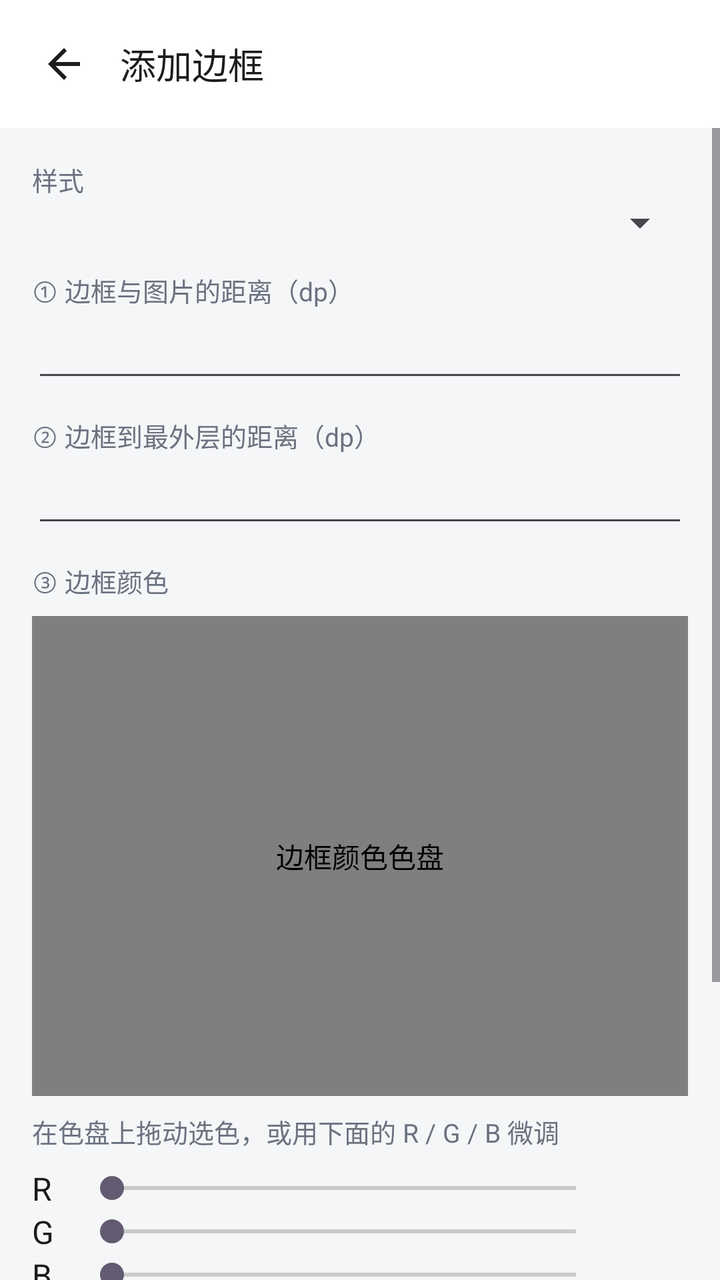
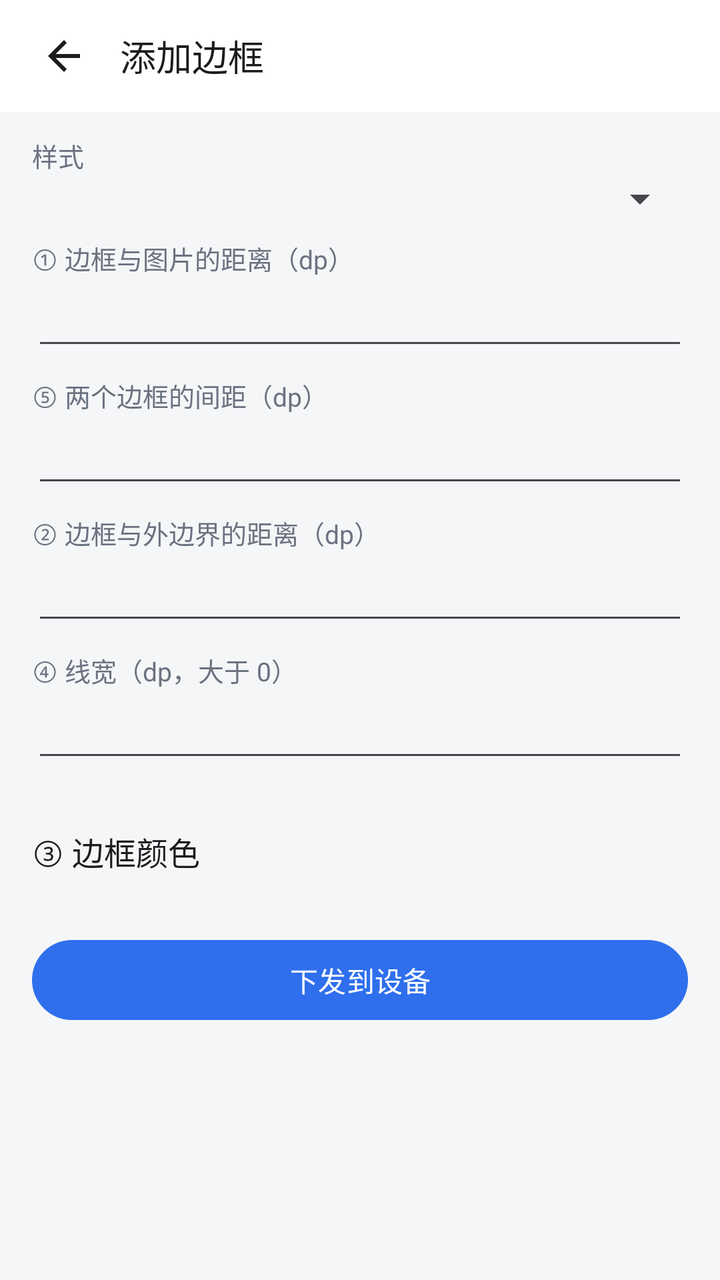

Before-and-after screenshots of an Android layout around one commit, followed by the original layout XML and the change that was made.
<!-- AndroidManifest.xml: application theme Theme.LightShadowArtPhone -->
<!-- res/layout/activity_add_frame.xml -->
<?xml version="1.0" encoding="utf-8"?>
<LinearLayout xmlns:android="http://schemas.android.com/apk/res/android"
    android:layout_width="match_parent"
    android:layout_height="match_parent"
    android:background="@color/surface"
    android:orientation="vertical">

    
    <LinearLayout
        android:layout_width="match_parent"
        android:layout_height="wrap_content"
        android:background="@color/card"
        android:gravity="center_vertical"
        android:orientation="horizontal"
        android:paddingStart="12dp"
        android:paddingTop="12dp"
        android:paddingEnd="16dp"
        android:paddingBottom="12dp">

        <ImageButton
            android:id="@+id/btn_add_frame_back"
            android:layout_width="40dp"
            android:layout_height="40dp"
            android:background="?attr/selectableItemBackgroundBorderless"
            android:contentDescription="@string/action_back"
            android:padding="8dp"
            android:scaleType="centerInside"
            android:src="@drawable/ic_arrow_back" />

        <TextView
            style="@style/Text.PageTitle"
            android:layout_width="wrap_content"
            android:layout_height="wrap_content"
            android:layout_marginStart="8dp"
            android:text="@string/space_add_frame" />
    </LinearLayout>

    <ScrollView
        android:layout_width="match_parent"
        android:layout_height="0dp"
        android:layout_weight="1"
        android:fillViewport="true">

        <LinearLayout
            android:layout_width="match_parent"
            android:layout_height="wrap_content"
            android:orientation="vertical"
            android:paddingStart="16dp"
            android:paddingTop="16dp"
            android:paddingEnd="16dp"
            android:paddingBottom="16dp">

            
            <TextView
                style="@style/Text.Hint"
                android:layout_width="match_parent"
                android:layout_height="wrap_content"
                android:text="@string/frame_style" />

            <Spinner
                android:id="@+id/spinner_add_frame_style"
                android:layout_width="match_parent"
                android:layout_height="wrap_content" />

            
            <TextView
                style="@style/Text.Hint"
                android:layout_width="match_parent"
                android:layout_height="wrap_content"
                android:layout_marginTop="12dp"
                android:text="@string/add_frame_padding" />

            <EditText
                android:id="@+id/et_add_frame_padding"
                android:layout_width="match_parent"
                android:layout_height="wrap_content"
                android:inputType="numberDecimal"
                android:singleLine="true" />

            
            <TextView
                style="@style/Text.Hint"
                android:layout_width="match_parent"
                android:layout_height="wrap_content"
                android:layout_marginTop="12dp"
                android:text="@string/add_frame_inset" />

            <EditText
                android:id="@+id/et_add_frame_inset"
                android:layout_width="match_parent"
                android:layout_height="wrap_content"
                android:inputType="numberDecimal"
                android:singleLine="true" />

            
            <TextView
                style="@style/Text.Hint"
                android:layout_width="match_parent"
                android:layout_height="wrap_content"
                android:layout_marginTop="12dp"
                android:text="@string/add_frame_color" />

            <com.ShowSeen.lightshadowart.mobile.ColorWheelView
                android:id="@+id/view_add_frame_wheel"
                android:layout_width="match_parent"
                android:layout_height="240dp"
                android:layout_marginTop="8dp"
                android:contentDescription="@string/add_frame_wheel" />

            <TextView
                style="@style/Text.Hint"
                android:layout_width="match_parent"
                android:layout_height="wrap_content"
                android:layout_marginTop="8dp"
                android:text="@string/add_frame_color_hint" />

            <LinearLayout
                android:layout_width="match_parent"
                android:layout_height="wrap_content"
                android:layout_marginTop="8dp"
                android:gravity="center_vertical"
                android:orientation="horizontal">

                <TextView
                    style="@style/Text.RowTitle"
                    android:layout_width="24dp"
                    android:layout_height="wrap_content"
                    android:text="@string/color_channel_r" />

                <SeekBar
                    android:id="@+id/seek_add_frame_r"
                    android:layout_width="0dp"
                    android:layout_height="wrap_content"
                    android:layout_weight="1"
                    android:max="255" />

                <TextView
                    android:id="@+id/tv_add_frame_r"
                    style="@style/Text.RowValue"
                    android:layout_width="40dp"
                    android:layout_height="wrap_content"
                    android:gravity="end" />
            </LinearLayout>

            <LinearLayout
                android:layout_width="match_parent"
                android:layout_height="wrap_content"
                android:gravity="center_vertical"
                android:orientation="horizontal">

                <TextView
                    style="@style/Text.RowTitle"
                    android:layout_width="24dp"
                    android:layout_height="wrap_content"
                    android:text="@string/color_channel_g" />

                <SeekBar
                    android:id="@+id/seek_add_frame_g"
                    android:layout_width="0dp"
                    android:layout_height="wrap_content"
                    android:layout_weight="1"
                    android:max="255" />

                <TextView
                    android:id="@+id/tv_add_frame_g"
                    style="@style/Text.RowValue"
                    android:layout_width="40dp"
                    android:layout_height="wrap_content"
                    android:gravity="end" />
            </LinearLayout>

            <LinearLayout
                android:layout_width="match_parent"
                android:layout_height="wrap_content"
                android:gravity="center_vertical"
                android:orientation="horizontal">

                <TextView
                    style="@style/Text.RowTitle"
                    android:layout_width="24dp"
                    android:layout_height="wrap_content"
                    android:text="@string/color_channel_b" />

                <SeekBar
                    android:id="@+id/seek_add_frame_b"
                    android:layout_width="0dp"
                    android:layout_height="wrap_content"
                    android:layout_weight="1"
                    android:max="255" />

                <TextView
                    android:id="@+id/tv_add_frame_b"
                    style="@style/Text.RowValue"
                    android:layout_width="40dp"
                    android:layout_height="wrap_content"
                    android:gravity="end" />
            </LinearLayout>

            <LinearLayout
                android:layout_width="match_parent"
                android:layout_height="wrap_content"
                android:layout_marginTop="8dp"
                android:gravity="center_vertical"
                android:orientation="horizontal">

                <TextView
                    style="@style/Text.Hint"
                    android:layout_width="0dp"
                    android:layout_height="wrap_content"
                    android:layout_weight="1"
                    android:text="@string/add_frame_preview" />

                <View
                    android:id="@+id/view_add_frame_preview"
                    android:layout_width="56dp"
                    android:layout_height="32dp" />
            </LinearLayout>

            
            <TextView
                style="@style/Text.Hint"
                android:layout_width="match_parent"
                android:layout_height="wrap_content"
                android:layout_marginTop="12dp"
                android:text="@string/add_frame_width" />

            <EditText
                android:id="@+id/et_add_frame_width"
                android:layout_width="match_parent"
                android:layout_height="wrap_content"
                android:inputType="numberDecimal"
                android:singleLine="true" />

            <com.google.android.material.button.MaterialButton
                android:id="@+id/btn_add_frame_apply"
                android:layout_width="match_parent"
                android:layout_height="wrap_content"
                android:layout_marginTop="16dp"
                android:minHeight="48dp"
                android:text="@string/frame_apply" />
        </LinearLayout>
    </ScrollView>
</LinearLayout>
<!-- resources referenced by this layout -->
<resources>
  <color name="card">#FFFFFF</color>
  <color name="surface">#F5F6F8</color>
  <!-- drawable ic_arrow_back (drawable) -->
  <?xml version="1.0" encoding="utf-8"?>
  <vector xmlns:android="http://schemas.android.com/apk/res/android"
      android:width="24dp"
      android:height="24dp"
      android:viewportWidth="24"
      android:viewportHeight="24">
      <path
          android:fillColor="@color/text_primary"
          android:pathData="M20,11H7.83l5.59,-5.59L12,4l-8,8 8,8 1.41,-1.41L7.83,13H20v-2z" />
  </vector>
  <string name="action_back">返回</string>
  <string name="add_frame_color">③ 边框颜色</string>
  <string name="add_frame_color_hint">在色盘上拖动选色，或用下面的 R / G / B 微调</string>
  <string name="add_frame_inset">② 边框到最外层的距离（dp）</string>
  <string name="add_frame_padding">① 边框与图片的距离（dp）</string>
  <string name="add_frame_preview">颜色预览</string>
  <string name="add_frame_wheel">边框颜色色盘</string>
  <string name="add_frame_width">④ 边框粗细（dp，大于 0）</string>
  <string name="color_channel_b">B</string>
  <string name="color_channel_g">G</string>
  <string name="color_channel_r">R</string>
  <string name="frame_apply">下发到设备</string>
  <string name="frame_style">样式</string>
  <string name="space_add_frame">添加边框</string>
  <style name="Text.Hint" parent="">
          <item name="android:textColor">@color/text_secondary</item>
          <item name="android:textSize">13sp</item>
      </style>
  <style name="Text.PageTitle" parent="">
          <item name="android:textColor">@color/text_primary</item>
          <item name="android:textSize">18sp</item>
          <item name="android:textStyle">normal</item>
      </style>
  <style name="Text.RowTitle" parent="">
          <item name="android:textColor">@color/text_primary</item>
          <item name="android:textSize">16sp</item>
      </style>
  <style name="Text.RowValue" parent="">
          <item name="android:textColor">@color/text_secondary</item>
          <item name="android:textSize">15sp</item>
      </style>
  <style name="Theme.LightShadowArtPhone" parent="Theme.Material3.Light.NoActionBar">
          <item name="colorPrimary">@color/primary</item>
          <item name="colorOnPrimary">#FFFFFF</item>
          <item name="android:colorBackground">@color/surface</item>
          <item name="android:statusBarColor">@color/card</item>
      </style>
  <color name="text_primary">#1A1C1E</color>
  <color name="text_secondary">#6B7280</color>
  <color name="primary">#2F6FED</color>
</resources>

<!-- the commit's change to res/layout/activity_add_frame.xml (unified diff, before → after) -->
@@ -13,9 +13,9 @@
         android:gravity="center_vertical"
         android:orientation="horizontal"
         android:paddingStart="12dp"
-        android:paddingTop="12dp"
+        android:paddingTop="8dp"
         android:paddingEnd="16dp"
-        android:paddingBottom="12dp">
+        android:paddingBottom="8dp">
 
         <ImageButton
             android:id="@+id/btn_add_frame_back"
@@ -35,209 +35,120 @@
             android:text="@string/space_add_frame" />
     </LinearLayout>
 
-    <ScrollView
+    <LinearLayout
         android:layout_width="match_parent"
         android:layout_height="0dp"
         android:layout_weight="1"
-        android:fillViewport="true">
+        android:orientation="vertical"
+        android:paddingStart="16dp"
+        android:paddingTop="12dp"
+        android:paddingEnd="16dp"
+        android:paddingBottom="12dp">
 
-        <LinearLayout
+        
+        <TextView
+            style="@style/Text.Hint"
             android:layout_width="match_parent"
             android:layout_height="wrap_content"
-            android:orientation="vertical"
-            android:paddingStart="16dp"
-            android:paddingTop="16dp"
-            android:paddingEnd="16dp"
-            android:paddingBottom="16dp">
+            android:text="@string/frame_style" />
 
-            
+        <Spinner
+            android:id="@+id/spinner_add_frame_style"
+            android:layout_width="match_parent"
+            android:layout_height="wrap_content" />
+
+        
+        <TextView
+            style="@style/Text.Hint"
+            android:layout_width="match_parent"
+            android:layout_height="wrap_content"
+            android:layout_marginTop="8dp"
+            android:text="@string/add_frame_padding" />
+
+        <EditText
+            android:id="@+id/et_add_frame_padding"
+            android:layout_width="match_parent"
+            android:layout_height="wrap_content"
+            android:inputType="numberDecimal"
+            android:singleLine="true" />
+
+        
+        <TextView
+            style="@style/Text.Hint"
+            android:layout_width="match_parent"
+            android:layout_height="wrap_content"
+            android:layout_marginTop="8dp"
+            android:text="@string/add_frame_border_gap" />
+
+        <EditText
+            android:id="@+id/et_add_frame_border_gap"
+            android:layout_width="match_parent"
+            android:layout_height="wrap_content"
+            android:inputType="numberDecimal"
+            android:singleLine="true" />
+
+        
+        <TextView
+            style="@style/Text.Hint"
+            android:layout_width="match_parent"
+            android:layout_height="wrap_content"
+            android:layout_marginTop="8dp"
+            android:text="@string/add_frame_inset" />
+
+        <EditText
+            android:id="@+id/et_add_frame_inset"
+            android:layout_width="match_parent"
+            android:layout_height="wrap_content"
+            android:inputType="numberDecimal"
+            android:singleLine="true" />
+
+        
+        <TextView
+            style="@style/Text.Hint"
+            android:layout_width="match_parent"
+            android:layout_height="wrap_content"
+            android:layout_marginTop="8dp"
+            android:text="@string/add_frame_width" />
+
+        <EditText
+            android:id="@+id/et_add_frame_width"
+            android:layout_width="match_parent"
+            android:layout_height="wrap_content"
+            android:inputType="numberDecimal"
+            android:singleLine="true" />
+
+        
+        <LinearLayout
+            android:id="@+id/row_add_frame_color"
+            android:layout_width="match_parent"
+            android:layout_height="wrap_content"
+            android:layout_marginTop="12dp"
+            android:background="?attr/selectableItemBackground"
+            android:clickable="true"
+            android:focusable="true"
+            android:gravity="center_vertical"
+            android:minHeight="56dp"
+            android:orientation="horizontal">
+
             <TextView
-                style="@style/Text.Hint"
-                android:layout_width="match_parent"
+                style="@style/Text.RowTitle"
+                android:layout_width="0dp"
                 android:layout_height="wrap_content"
-                android:text="@string/frame_style" />
-
-            <Spinner
-                android:id="@+id/spinner_add_frame_style"
-                android:layout_width="match_parent"
-                android:layout_height="wrap_content" />
-
-            
-            <TextView
-                style="@style/Text.Hint"
-                android:layout_width="match_parent"
-                android:layout_height="wrap_content"
-                android:layout_marginTop="12dp"
-                android:text="@string/add_frame_padding" />
-
-            <EditText
-                android:id="@+id/et_add_frame_padding"
-                android:layout_width="match_parent"
-                android:layout_height="wrap_content"
-                android:inputType="numberDecimal"
-                android:singleLine="true" />
-
-            
-            <TextView
-                style="@style/Text.Hint"
-                android:layout_width="match_parent"
-                android:layout_height="wrap_content"
-                android:layout_marginTop="12dp"
-                android:text="@string/add_frame_inset" />
-
-            <EditText
-                android:id="@+id/et_add_frame_inset"
-                android:layout_width="match_parent"
-                android:layout_height="wrap_content"
-                android:inputType="numberDecimal"
-                android:singleLine="true" />
-
-            
-            <TextView
-                style="@style/Text.Hint"
-                android:layout_width="match_parent"
-                android:layout_height="wrap_content"
-                android:layout_marginTop="12dp"
+                android:layout_weight="1"
                 android:text="@string/add_frame_color" />
 
-            <com.ShowSeen.lightshadowart.mobile.ColorWheelView
-                android:id="@+id/view_add_frame_wheel"
-                android:layout_width="match_parent"
-                android:layout_height="240dp"
-                android:layout_marginTop="8dp"
-                android:contentDescription="@string/add_frame_wheel" />
+            <View
+                android:id="@+id/view_add_frame_preview"
+                android:layout_width="64dp"
+                android:layout_height="36dp" />
+        </LinearLayout>
 
-            <TextView
-                style="@style/Text.Hint"
-                android:layout_width="match_parent"
-                android:layout_height="wrap_content"
-                android:layout_marginTop="8dp"
-                android:text="@string/add_frame_color_hint" />
-
-            <LinearLayout
-                android:layout_width="match_parent"
-                android:layout_height="wrap_content"
-                android:layout_marginTop="8dp"
-                android:gravity="center_vertical"
-                android:orientation="horizontal">
-
-                <TextView
-                    style="@style/Text.RowTitle"
-                    android:layout_width="24dp"
-                    android:layout_height="wrap_content"
-                    android:text="@string/color_channel_r" />
-
-                <SeekBar
-                    android:id="@+id/seek_add_frame_r"
-                    android:layout_width="0dp"
-                    android:layout_height="wrap_content"
-                    android:layout_weight="1"
-                    android:max="255" />
-
-                <TextView
-                    android:id="@+id/tv_add_frame_r"
-                    style="@style/Text.RowValue"
-                    android:layout_width="40dp"
-                    android:layout_height="wrap_content"
-                    android:gravity="end" />
-            </LinearLayout>
-
-            <LinearLayout
-                android:layout_width="match_parent"
-                android:layout_height="wrap_content"
-                android:gravity="center_vertical"
-                android:orientation="horizontal">
-
-                <TextView
-                    style="@style/Text.RowTitle"
-                    android:layout_width="24dp"
-                    android:layout_height="wrap_content"
-                    android:text="@string/color_channel_g" />
-
-                <SeekBar
-                    android:id="@+id/seek_add_frame_g"
-                    android:layout_width="0dp"
-                    android:layout_height="wrap_content"
-                    android:layout_weight="1"
-                    android:max="255" />
-
-                <TextView
-                    android:id="@+id/tv_add_frame_g"
-                    style="@style/Text.RowValue"
-                    android:layout_width="40dp"
-                    android:layout_height="wrap_content"
-                    android:gravity="end" />
-            </LinearLayout>
-
-            <LinearLayout
-                android:layout_width="match_parent"
-                android:layout_height="wrap_content"
-                android:gravity="center_vertical"
-                android:orientation="horizontal">
-
-                <TextView
-                    style="@style/Text.RowTitle"
-                    android:layout_width="24dp"
-                    android:layout_height="wrap_content"
-                    android:text="@string/color_channel_b" />
-
-                <SeekBar
-                    android:id="@+id/seek_add_frame_b"
-                    android:layout_width="0dp"
-                    android:layout_height="wrap_content"
-                    android:layout_weight="1"
-                    android:max="255" />
-
-                <TextView
-                    android:id="@+id/tv_add_frame_b"
-                    style="@style/Text.RowValue"
-                    android:layout_width="40dp"
-                    android:layout_height="wrap_content"
-                    android:gravity="end" />
-            </LinearLayout>
-
-            <LinearLayout
-                android:layout_width="match_parent"
-                android:layout_height="wrap_content"
-                android:layout_marginTop="8dp"
-                android:gravity="center_vertical"
-                android:orientation="horizontal">
-
-                <TextView
-                    style="@style/Text.Hint"
-                    android:layout_width="0dp"
-                    android:layout_height="wrap_content"
-                    android:layout_weight="1"
-                    android:text="@string/add_frame_preview" />
-
-                <View
-                    android:id="@+id/view_add_frame_preview"
-                    android:layout_width="56dp"
-                    android:layout_height="32dp" />
-            </LinearLayout>
-
-            
-            <TextView
-                style="@style/Text.Hint"
-                android:layout_width="match_parent"
-                android:layout_height="wrap_content"
-                android:layout_marginTop="12dp"
-                android:text="@string/add_frame_width" />
-
-            <EditText
-                android:id="@+id/et_add_frame_width"
-                android:layout_width="match_parent"
-                android:layout_height="wrap_content"
-                android:inputType="numberDecimal"
-                android:singleLine="true" />
-
-            <com.google.android.material.button.MaterialButton
-                android:id="@+id/btn_add_frame_apply"
-                android:layout_width="match_parent"
-                android:layout_height="wrap_content"
-                android:layout_marginTop="16dp"
-                android:minHeight="48dp"
-                android:text="@string/frame_apply" />
-        </LinearLayout>
-    </ScrollView>
+        <com.google.android.material.button.MaterialButton
+            android:id="@+id/btn_add_frame_apply"
+            android:layout_width="match_parent"
+            android:layout_height="wrap_content"
+            android:layout_marginTop="12dp"
+            android:minHeight="48dp"
+            android:text="@string/frame_apply" />
+    </LinearLayout>
 </LinearLayout>
<!-- resource entries referenced after the edit -->
@@ -14,16 +14,11 @@
           android:pathData="M20,11H7.83l5.59,-5.59L12,4l-8,8 8,8 1.41,-1.41L7.83,13H20v-2z" />
   </vector>
   <string name="action_back">返回</string>
+  <string name="add_frame_border_gap">⑤ 两个边框的间距（dp）</string>
   <string name="add_frame_color">③ 边框颜色</string>
-  <string name="add_frame_color_hint">在色盘上拖动选色，或用下面的 R / G / B 微调</string>
-  <string name="add_frame_inset">② 边框到最外层的距离（dp）</string>
+  <string name="add_frame_inset">② 边框与外边界的距离（dp）</string>
   <string name="add_frame_padding">① 边框与图片的距离（dp）</string>
-  <string name="add_frame_preview">颜色预览</string>
-  <string name="add_frame_wheel">边框颜色色盘</string>
-  <string name="add_frame_width">④ 边框粗细（dp，大于 0）</string>
-  <string name="color_channel_b">B</string>
-  <string name="color_channel_g">G</string>
-  <string name="color_channel_r">R</string>
+  <string name="add_frame_width">④ 线宽（dp，大于 0）</string>
   <string name="frame_apply">下发到设备</string>
   <string name="frame_style">样式</string>
   <string name="space_add_frame">添加边框</string>
@@ -40,10 +35,6 @@
           <item name="android:textColor">@color/text_primary</item>
           <item name="android:textSize">16sp</item>
       </style>
-  <style name="Text.RowValue" parent="">
-          <item name="android:textColor">@color/text_secondary</item>
-          <item name="android:textSize">15sp</item>
-      </style>
   <style name="Theme.LightShadowArtPhone" parent="Theme.Material3.Light.NoActionBar">
           <item name="colorPrimary">@color/primary</item>
           <item name="colorOnPrimary">#FFFFFF</item>
